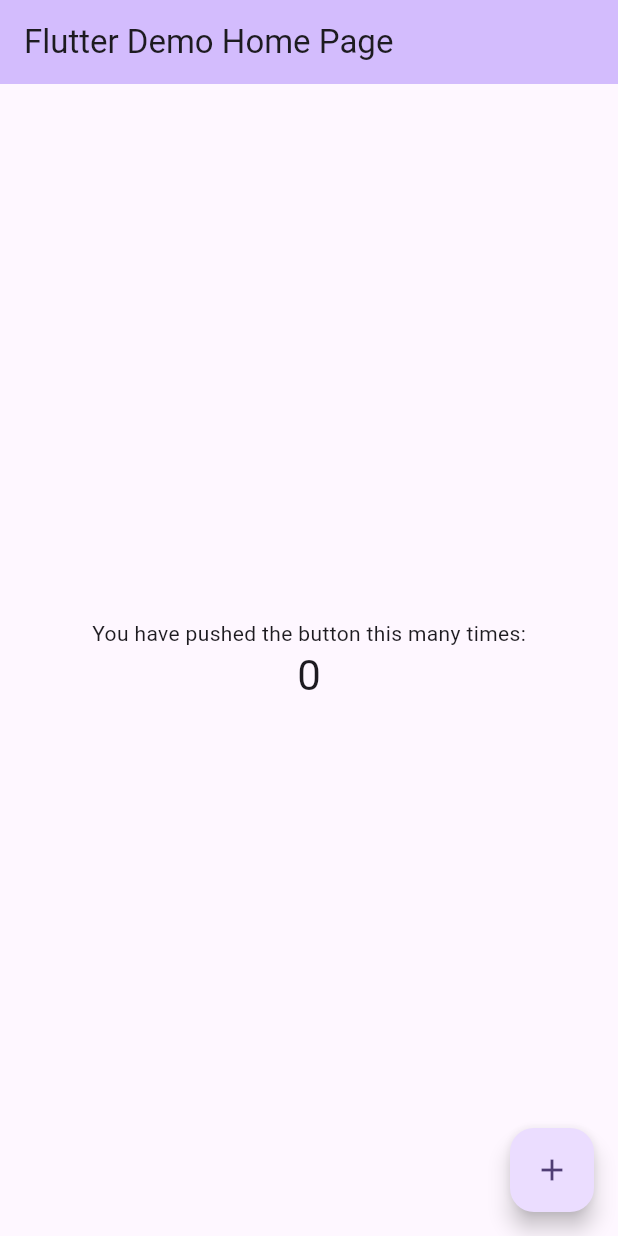
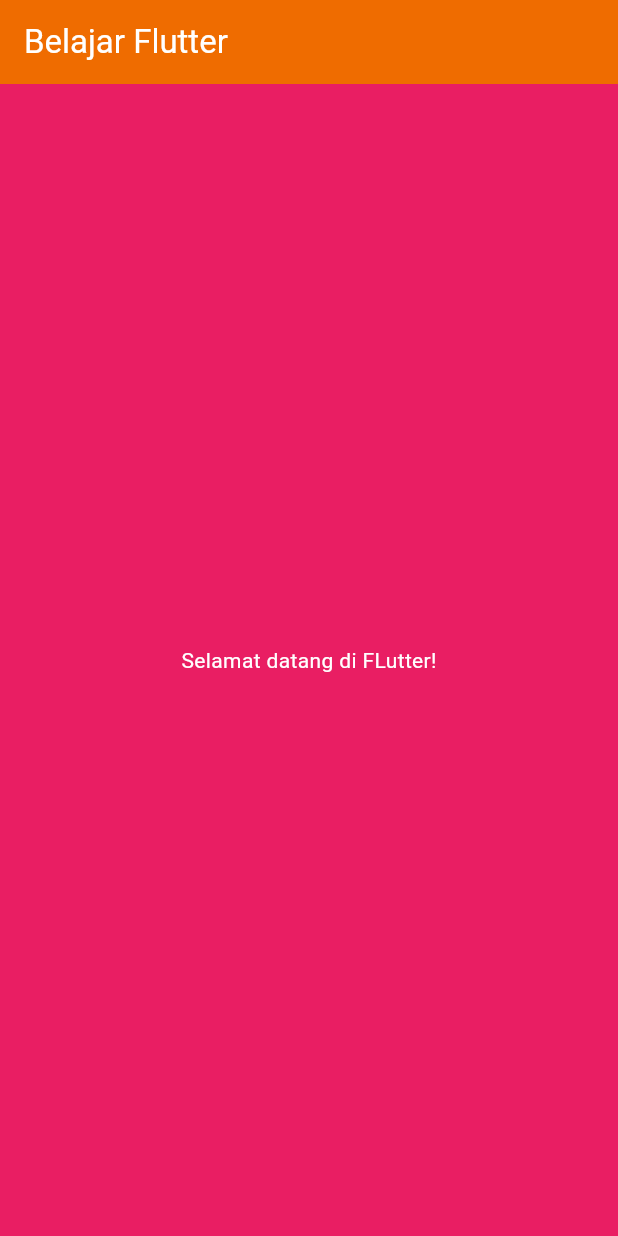
Before and after one commit to Juwita-23/wita1, a Flutter app: the screen it shows after launch, on a phone screen of 412 x 824 dp. Run offline on Flutter 3.47's test engine with Material 3 defaults, Android fonts, the phone set to English and light mode, and no system bars.

Commit message:
Merubah AppBar dan Background

```diff
--- a/lib/main.dart
+++ b/lib/main.dart
@@ -7,119 +7,42 @@
 class MyApp extends StatelessWidget {
   const MyApp({super.key});
 
-  // This widget is the root of your application.
   @override
   Widget build(BuildContext context) {
     return MaterialApp(
-      title: 'Flutter Demo',
-      theme: ThemeData(
-        // This is the theme of your application.
-        //
-        // TRY THIS: Try running your application with "flutter run". You'll see
-        // the application has a purple toolbar. Then, without quitting the app,
-        // try changing the seedColor in the colorScheme below to Colors.green
-        // and then invoke "hot reload" (save your changes or press the "hot
-        // reload" button in a Flutter-supported IDE, or press "r" if you used
-        // the command line to start the app).
-        //
-        // Notice that the counter didn't reset back to zero; the application
-        // state is not lost during the reload. To reset the state, use hot
-        // restart instead.
-        //
-        // This works for code too, not just values: Most code changes can be
-        // tested with just a hot reload.
-        colorScheme: ColorScheme.fromSeed(seedColor: Colors.deepPurple),
-        useMaterial3: true,
+        title: 'Aplikasi Flutter',
+        theme: ThemeData(
+          colorScheme: ColorScheme.fromSeed(seedColor: Colors.deepPurple),
+          useMaterial3: true,
+        ),
+        home: const HomePage());
+  }
+}
+
+class HomePage extends StatelessWidget {
+  const HomePage({super.key});
+
+  @override
+  Widget build(BuildContext context) {
+    return Scaffold(
+      backgroundColor: Colors.pink,
+      appBar: AppBar(
+        backgroundColor: Colors.orange[800],
+        title: const Text(
+          'Belajar Flutter',
+          style: TextStyle(
+            color: Colors.white,
+          ),
+        ),
       ),
-      home: const MyHomePage(title: 'Flutter Demo Home Page'),
+      body: const Center(
+        child: Text(
+          'Selamat datang di FLutter!',
+          style: TextStyle(
+            color: Colors.white,
+          ),
+        ),
+      ),
     );
   }
 }
-
-class MyHomePage extends StatefulWidget {
-  const MyHomePage({super.key, required this.title});
-
-  // This widget is the home page of your application. It is stateful, meaning
-  // that it has a State object (defined below) that contains fields that affect
-  // how it looks.
-
-  // This class is the configuration for the state. It holds the values (in this
-  // case the title) provided by the parent (in this case the App widget) and
-  // used by the build method of the State. Fields in a Widget subclass are
-  // always marked "final".
-
-  final String title;
-
-  @override
-  State<MyHomePage> createState() => _MyHomePageState();
-}
-
-class _MyHomePageState extends State<MyHomePage> {
-  int _counter = 0;
-
-  void _incrementCounter() {
-    setState(() {
-      // This call to setState tells the Flutter framework that something has
-      // changed in this State, which causes it to rerun the build method below
-      // so that the display can reflect the updated values. If we changed
-      // _counter without calling setState(), then the build method would not be
-      // called again, and so nothing would appear to happen.
-      _counter++;
-    });
-  }
-
-  @override
-  Widget build(BuildContext context) {
-    // This method is rerun every time setState is called, for instance as done
-    // by the _incrementCounter method above.
-    //
-    // The Flutter framework has been optimized to make rerunning build methods
-    // fast, so that you can just rebuild anything that needs updating rather
-    // than having to individually change instances of widgets.
-    return Scaffold(
-      appBar: AppBar(
-        // TRY THIS: Try changing the color here to a specific color (to
-        // Colors.amber, perhaps?) and trigger a hot reload to see the AppBar
-        // change color while the other colors stay the same.
-        backgroundColor: Theme.of(context).colorScheme.inversePrimary,
-        // Here we take the value from the MyHomePage object that was created by
-        // the App.build method, and use it to set our appbar title.
-        title: Text(widget.title),
-      ),
-      body: Center(
-        // Center is a layout widget. It takes a single child and positions it
-        // in the middle of the parent.
-        child: Column(
-          // Column is also a layout widget. It takes a list of children and
-          // arranges them vertically. By default, it sizes itself to fit its
-          // children horizontally, and tries to be as tall as its parent.
-          //
-          // Column has various properties to control how it sizes itself and
-          // how it positions its children. Here we use mainAxisAlignment to
-          // center the children vertically; the main axis here is the vertical
-          // axis because Columns are vertical (the cross axis would be
-          // horizontal).
-          //
-          // TRY THIS: Invoke "debug painting" (choose the "Toggle Debug Paint"
-          // action in the IDE, or press "p" in the console), to see the
-          // wireframe for each widget.
-          mainAxisAlignment: MainAxisAlignment.center,
-          children: <Widget>[
-            const Text(
-              'You have pushed the button this many times:',
-            ),
-            Text(
-              '$_counter',
-              style: Theme.of(context).textTheme.headlineMedium,
-            ),
-          ],
-        ),
-      ),
-      floatingActionButton: FloatingActionButton(
-        onPressed: _incrementCounter,
-        tooltip: 'Increment',
-        child: const Icon(Icons.add),
-      ), // This trailing comma makes auto-formatting nicer for build methods.
-    );
-  }
-}
```
